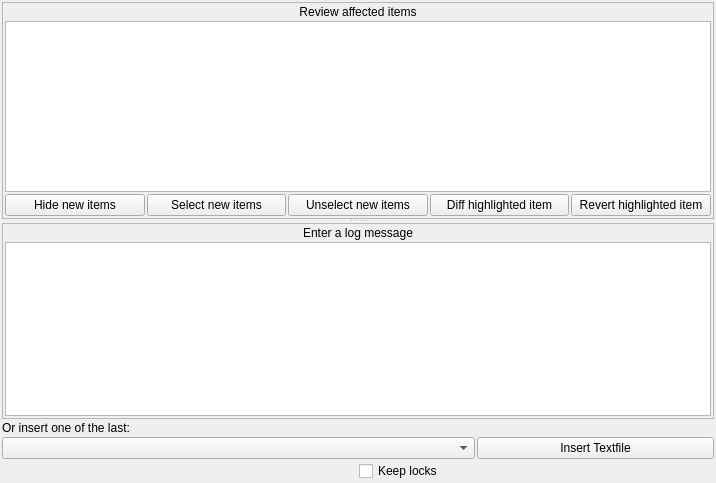
Old version of the form src/ksvnwidgets/commitmessage.ui in the repository KDE/kdesvn.
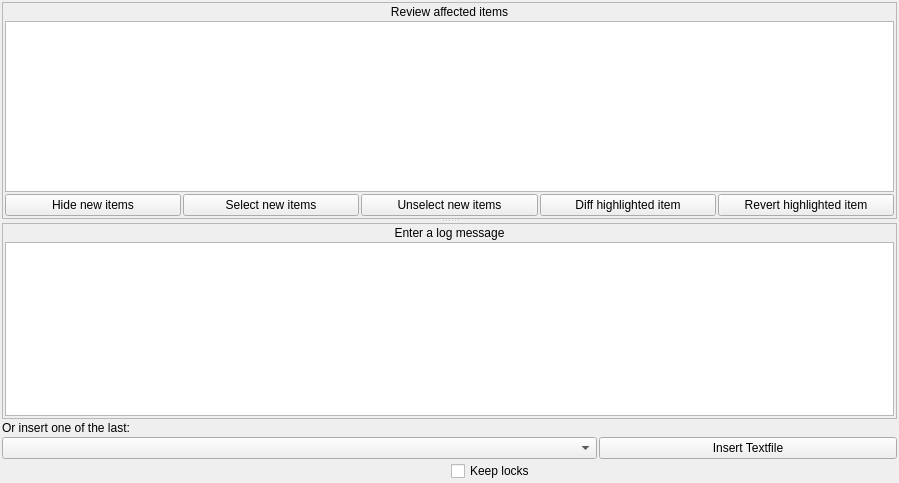
New version of the form. Custom widgets are drawn as their Qt base class.

Commit message: layout fix in import logmessage dialog

```diff
--- a/src/ksvnwidgets/commitmessage.ui
+++ b/src/ksvnwidgets/commitmessage.ui
@@ -1,11 +1,11 @@
 <ui version="4.0" >
  <class>CommitMessage</class>
- <widget class="QWidget" name="CommitMessage" >
-  <property name="geometry" >
+ <widget class="QWidget" name="CommitMessage">
+  <property name="geometry">
    <rect>
     <x>0</x>
     <y>0</y>
-    <width>716</width>
+    <width>899</width>
     <height>483</height>
    </rect>
   </property>
@@ -191,13 +191,13 @@
     </layout>
    </item>
    <item>
-    <layout class="QHBoxLayout" >
+    <layout class="QHBoxLayout" name="m_CheckBoxLayout">
      <item>
-      <widget class="DepthSelector" native="1" name="m_DepthSelector" />
+      <widget class="DepthSelector" name="m_DepthSelector" native="true"/>
      </item>
      <item>
-      <widget class="QCheckBox" name="m_keepLocksButton" >
-       <property name="toolTip" >
+      <widget class="QCheckBox" name="m_keepLocksButton">
+       <property name="toolTip">
         <string>If checked commit will not release locks.</string>
        </property>
        <property name="text" >
@@ -209,7 +209,7 @@
    </item>
   </layout>
  </widget>
- <layoutdefault spacing="2" margin="2" />
+ <layoutdefault spacing="2" margin="2"/>
  <customwidgets>
   <customwidget>
    <class>KComboBox</class>
```
Left out of the diff: 157 changed lines with no effect on the pictures. The commit also changes 2 other files.
